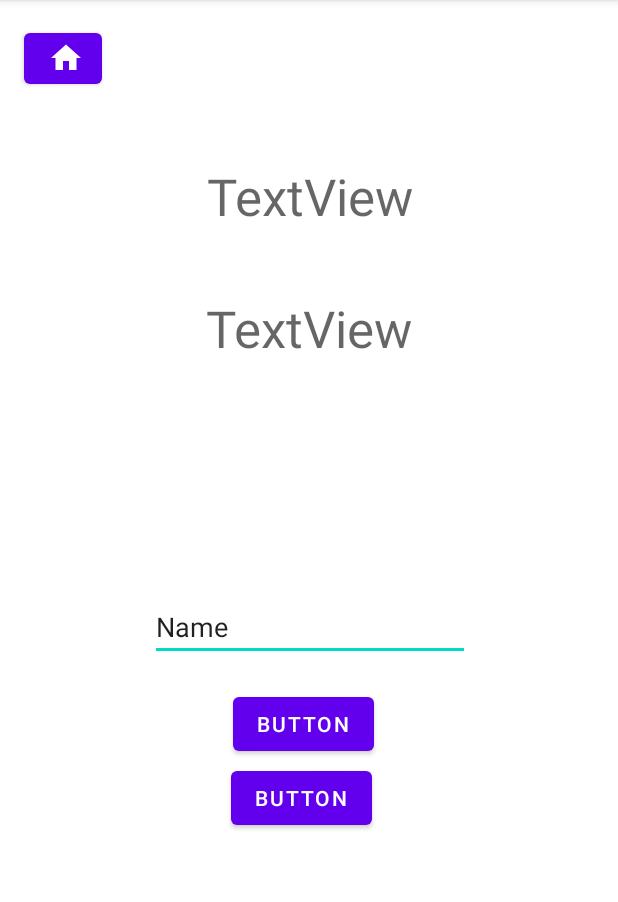
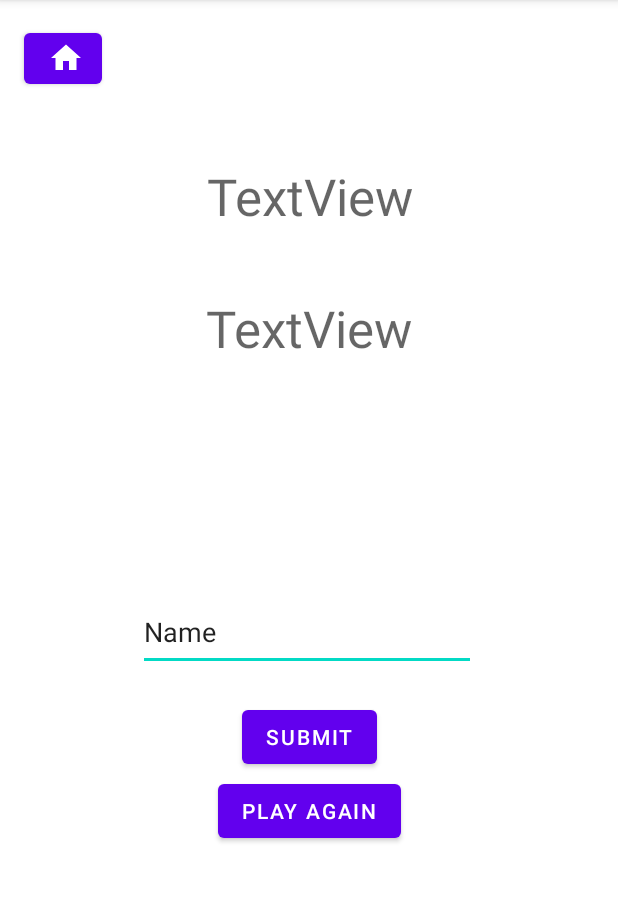
Before and after one commit to Alello23/HigherLower, an Android app: the Credits screen opened directly, with no data from a screen before it, on a phone screen of 412 x 824 dp, the part 84-986 px from its top. Run offline under Robolectric (Android 15) with nearby library versions, the phone set to English and light mode, and no system bars.

Commit message:
Credit_Activity (button 2 3 done) Image save + edit

```diff
--- a/app/src/main/res/layout/activity_credits.xml
+++ b/app/src/main/res/layout/activity_credits.xml
@@ -21,9 +21,9 @@
 
     <EditText
         android:id="@+id/user"
-        android:layout_width="wrap_content"
-        android:layout_height="wrap_content"
-        android:layout_marginStart="100dp"
+        android:layout_width="225dp"
+        android:layout_height="52dp"
+        android:layout_marginStart="92dp"
         android:layout_marginTop="148dp"
         android:ems="10"
         android:inputType="textPersonName"
@@ -47,9 +47,9 @@
         android:id="@+id/submit"
         android:layout_width="wrap_content"
         android:layout_height="wrap_content"
-        android:layout_marginStart="155dp"
-        android:layout_marginTop="18dp"
-        android:text="Button"
+        android:layout_marginTop="20dp"
+        android:text="Submit"
+        app:layout_constraintEnd_toEndOf="parent"
         app:layout_constraintStart_toStartOf="parent"
         app:layout_constraintTop_toBottomOf="@+id/user" />
 
@@ -57,9 +57,9 @@
         android:id="@+id/newGame"
         android:layout_width="wrap_content"
         android:layout_height="wrap_content"
-        android:layout_marginStart="154dp"
         android:layout_marginTop="1dp"
-        android:text="Button"
+        android:text="Play Again"
+        app:layout_constraintEnd_toEndOf="parent"
         app:layout_constraintStart_toStartOf="parent"
         app:layout_constraintTop_toBottomOf="@+id/submit" />
 
--- a/app/src/main/res/values/strings.xml
+++ b/app/src/main/res/values/strings.xml
@@ -32,5 +32,7 @@
 
 
     //Pantalla Creditos
+    <string name="Sutmit">Submit</string>
+    <string name="PlayAgain">Play_Again</string>
 
 </resources>
```
Also changed, not shown: app/src/main/res/drawable/aplicaciones_aprender_mecanica.jpg (added), app/src/main/res/drawable/netflix.jpg (added), app/src/main/res/drawable/piano.jpg (added), app/src/main/res/drawable/shaquille_oneal.jpg (added), app/src/main/res/drawable/taewondo.jpg (added), app/src/main/res/drawable/venus.jpg (added), app/src/main/res/drawable/wordpress.jpg (added), app/src/main/res/drawable/youtube.jpg (added), 1 other file.
